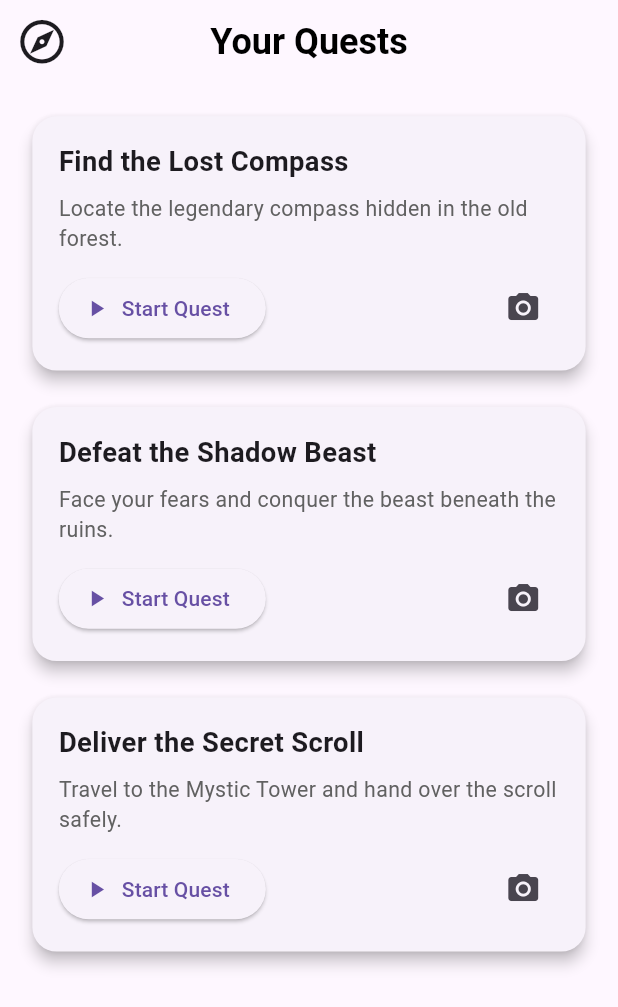
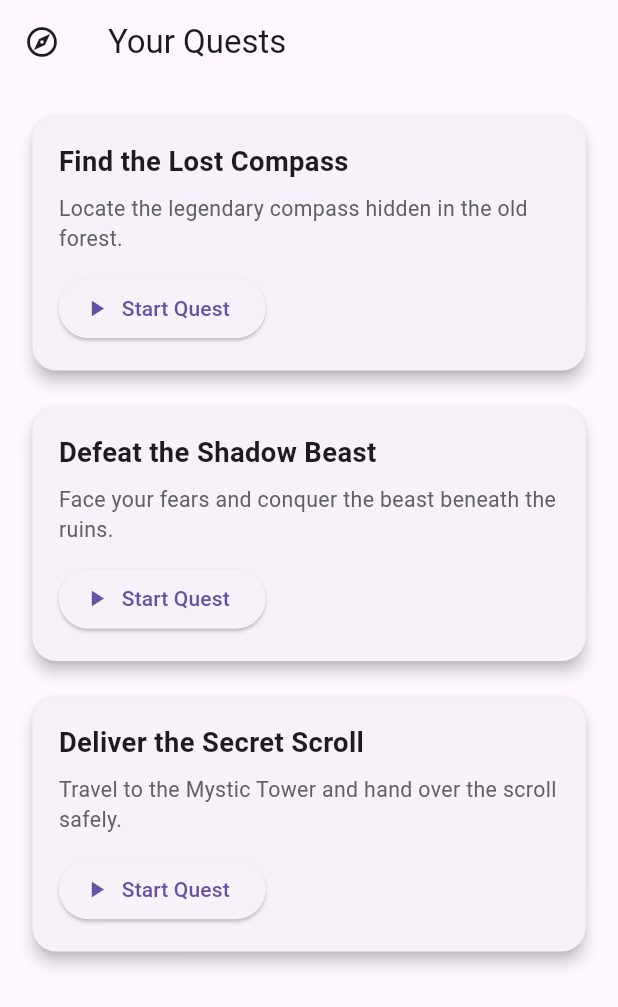
Before and after one commit to Campus-Quest-Team/campus_quest_mobile, a Flutter app: the FeedPage screen opened directly with empty values, after a tap on the "explore" icon, on a phone screen of 412 x 824 dp. Shown: the top 1007 px of the screen. Run offline on Flutter 3.47's test engine with Material 3 defaults, Android fonts, the light colour scheme and no system bars; our stand-ins replace flutter_screenutil; Roboto replaces fonts that are missing (Boldmark).

Commit message:
Revert "Mobile frontend"

```diff
--- a/lib/main.dart
+++ b/lib/main.dart
@@ -112,8 +112,6 @@ class _LoginPageState extends State<LoginPage> {
 }
 
 class RegisterPage extends StatefulWidget {
-  const RegisterPage({super.key});
-
   @override
   _RegisterPageState createState() => _RegisterPageState();
 }
@@ -239,8 +237,8 @@ class _InstagramHomePageState extends State<InstagramHomePage> {
     _pages.addAll([
       const CameraPage(),
       FeedPage(
-        onProfileIconPressed: () {
-          _pageController.jumpToPage(4); // Navigate to MessagesPage
+        onMessageIconPressed: () {
+          _pageController.jumpToPage(2); // Navigate to MessagesPage
         },
       ),
       const MessagesPage(),
@@ -260,11 +258,10 @@ class _InstagramHomePageState extends State<InstagramHomePage> {
         },
         children: _pages,
       ),
-      //bottomNavigationBar: _buildBottomNavigationBar(),
+      bottomNavigationBar: _buildBottomNavigationBar(),
     );
   }
 
-/*
   Widget _buildBottomNavigationBar() {
     return BottomNavigationBar(
       currentIndex: _selectedIndex,
@@ -305,7 +302,6 @@ class _InstagramHomePageState extends State<InstagramHomePage> {
       ],
     );
   }
-  */
 }
 
 class CameraPage extends StatelessWidget {
@@ -320,15 +316,26 @@ class CameraPage extends StatelessWidget {
 }
 
 class FeedPage extends StatelessWidget {
-  final VoidCallback onProfileIconPressed;
-  const FeedPage({super.key, required this.onProfileIconPressed});
+  final VoidCallback onMessageIconPressed;
+  const FeedPage({super.key, required this.onMessageIconPressed});
 
   @override
   Widget build(BuildContext context) {
     return Scaffold(
       appBar: AppBar(
-        leading: IconButton(
-          icon: const Icon(Icons.explore_outlined, size: 35), // Quests button
+        title: Text(
+          'Campus Quest',
+          style: TextStyle(
+            fontFamily: 'Boldmark',
+            fontSize: 28.sp,
+            color: Colors.black,
+          ),
+        ),
+        backgroundColor: Colors.white,
+        elevation: 1,
+        actions: [
+          IconButton(
+            icon: const Icon(Icons.explore_outlined),
             onPressed: () {
               Navigator.push(
                 context,
@@ -336,161 +343,28 @@ class FeedPage extends StatelessWidget {
               );
             },
           ),
-        title: Text(
-          'CAMPUS QUEST',
-          style: TextStyle(
-            color: Colors.black,
-            fontWeight: FontWeight.bold,
-            fontFamily: 'Boldmark',
-            fontSize: 24,
-          ),
-        ),
-        centerTitle: true,
-        backgroundColor: Colors.white,
-        elevation: 1,
-        toolbarHeight: 75,
-
-        actions: [
           IconButton(
-            icon: const Icon(Icons.person, size: 35),
-            onPressed: onProfileIconPressed,
+            icon: const Icon(Icons.send),
+            onPressed: onMessageIconPressed,
           ),
         ],
       ),
       body: ListView.builder(
-        itemCount: 3,
+        itemCount: 5,
         itemBuilder: (context, index) {
-          return PostCard(
-            username: 'User1234',
-            caption: 'Caption words and stuff',
-            quest: 'COMPLETE THE QUEST',
-            imageUrl:
-                'https://graduate.ucf.edu/wp-content/uploads/sites/8/2023/05/Admitted-Students-Page.jpg',
-            likes: 327,
-            index: index,
-          );
+          return PostCard(index: index);
         },
       ),
-      backgroundColor: const Color.fromARGB(217, 217, 217, 217),
     );
   }
 }
 
 class PostCard extends StatelessWidget {
-  final String username;
-  final String caption;
-  final String quest;
-  final String imageUrl;
-  final int likes;
   final int index;
-
-  const PostCard({
-    super.key,
-    required this.username,
-    required this.caption,
-    required this.quest,
-    required this.imageUrl,
-    required this.likes,
-    required this.index,
-  });
+  const PostCard({required this.index});
 
   @override
   Widget build(BuildContext context) {
-    return Card(
-      margin: const EdgeInsets.symmetric(vertical: 8, horizontal: 16),
-      shape: RoundedRectangleBorder(borderRadius: BorderRadius.circular(12)),
-      elevation: 2,
-      child: Padding(
-        padding: const EdgeInsets.all(12),
-        child: Column(
-          crossAxisAlignment: CrossAxisAlignment.start,
-          children: [
-            //user info and flag
-            Row(
-              children: [
-                const Icon(
-                  Icons.account_circle_outlined,
-                  size: 28,
-                ), //replace with profile picture?
-                const SizedBox(width: 5),
-                Text(
-                  username,
-                  style: const TextStyle(
-                    fontWeight: FontWeight.bold,
-                    fontSize: 16,
-                  ),
-                ),
-                const Spacer(),
-                const Icon(Icons.outlined_flag, size: 24),
-              ],
-            ),
-            const SizedBox(height: 12),
-            //Quest title
-            Text(
-              quest,
-              //index % 2 == 0 ? 'FIND THE HORSEMAN' : 'WHERE IS KNIGHTRO?',
-              style: const TextStyle(fontWeight: FontWeight.bold, fontSize: 20),
-            ),
-            const SizedBox(height: 12),
-            //image
-            ClipRRect(
-              borderRadius: BorderRadius.circular(8),
-              child: Image.network(
-                imageUrl,
-                width: double.infinity,
-                fit: BoxFit.cover,
-                //Placehodler if image fails to load
-                errorBuilder: (context, error, stackTrace) {
-                  return Container(
-                    height: 200,
-                    color: Colors.grey[300],
-                    child: const Center(
-                      child: Icon(
-                        Icons.broken_image,
-                        size: 50,
-                        color: Colors.grey,
-                      ),
-                    ),
-                  );
-                },
-              ),
-            ),
-            const SizedBox(height: 12),
-            //likes and caption row
-            Row(
-              children: [
-                const Icon(Icons.favorite_border, size: 24),
-                const SizedBox(width: 6),
-                Text(
-                  '$likes',
-                  style: const TextStyle(
-                    fontWeight: FontWeight.bold,
-                    fontSize: 14,
-                  ),
-                ),
-              ],
-            ),
-            const SizedBox(height: 3),
-            Row(
-              children: [
-                Expanded(
-                  child: Text(
-                    caption,
-                    style: const TextStyle(
-                      fontSize: 14,
-                      fontWeight: FontWeight.bold,
-                    ),
-                    overflow: TextOverflow.ellipsis,
-                    maxLines: 2,
-                  ),
-                ),
-              ],
-            ),
-          ],
-        ),
-      ),
-    );
-    /*
     return Column(
       crossAxisAlignment: CrossAxisAlignment.start,
       children: [
@@ -530,7 +404,6 @@ class PostCard extends StatelessWidget {
         ),
       ],
     );
-    */
   }
 }
 
@@ -639,17 +512,8 @@ class QuestPage extends StatelessWidget {
 
     return Scaffold(
       appBar: AppBar(
-        title: const Text(
-          'Your Quests',
-          style: TextStyle(
-            color: Colors.black,
-            fontWeight: FontWeight.bold,
-            fontFamily: 'Boldmark',
-            fontSize: 24,
-          ),
-        ),
-        centerTitle: true,
-        leading: const Icon(Icons.explore_outlined, size: 35),
+        title: const Text('Your Quests'),
+        leading: const Icon(Icons.explore_outlined),
       ),
       body: ListView.separated(
         padding: EdgeInsets.all(16.w),
@@ -680,30 +544,14 @@ class QuestPage extends StatelessWidget {
                     style: TextStyle(fontSize: 14.sp, color: Colors.grey[700]),
                   ),
                   SizedBox(height: 12.h),
-                  Row(
-                    children: [
                   ElevatedButton.icon(
                     onPressed: () {
                       ScaffoldMessenger.of(context).showSnackBar(
-                            SnackBar(
-                              content: Text('Started: ${quest['title']}'),
-                            ),
+                        SnackBar(content: Text('Started: ${quest['title']}')),
                       );
                     },
                     icon: const Icon(Icons.play_arrow),
                     label: const Text('Start Quest'),
-                      ),
-                      const Spacer(),
-                      IconButton(
-                        icon: const Icon(Icons.camera_alt, size: 24),
-                        onPressed: () {
-                          Navigator.push(
-                            context,
-                            MaterialPageRoute(builder: (context) => const CameraPage()),
-                          );
-                        },
-                      ),
-                    ],
                   ),
                 ],
               ),
```
Lines whose indentation alone changed are shown as unchanged.
